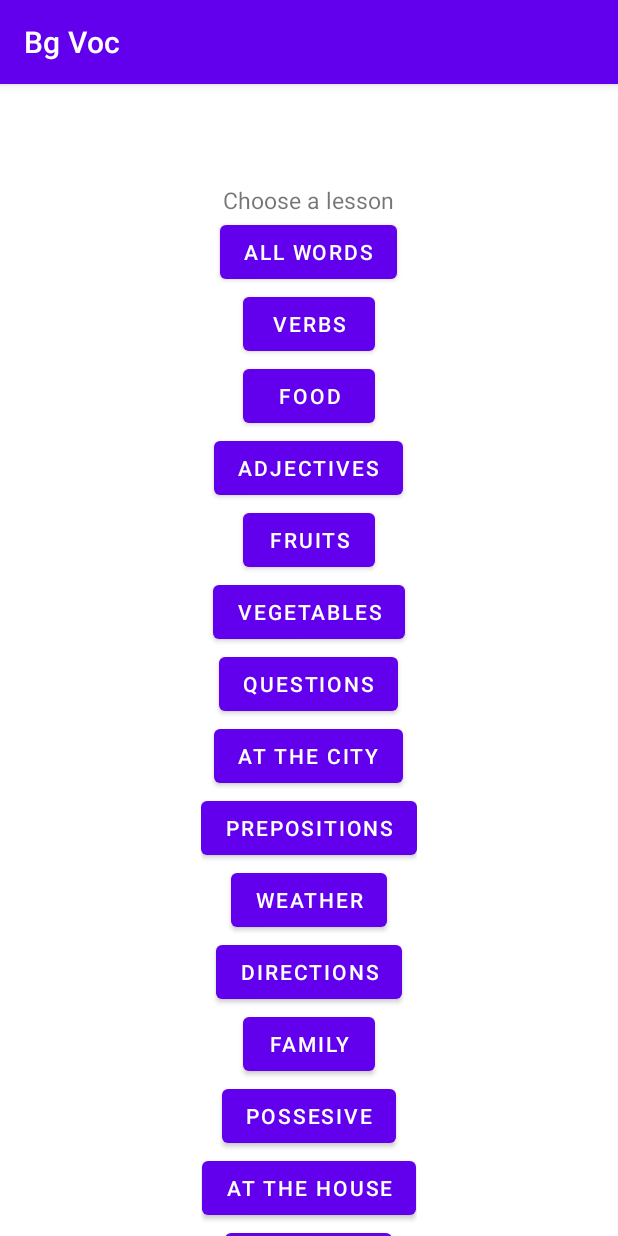
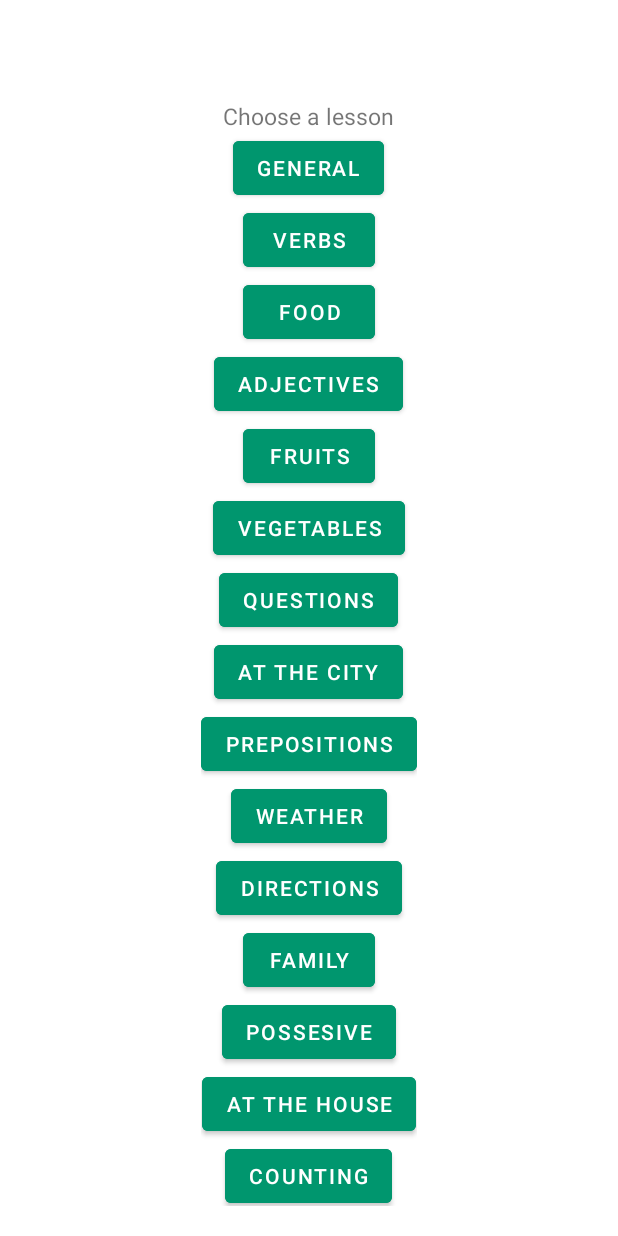
Before and after one commit to guyly10/Bg_Voc, an Android app: the screen it shows after launch (MainActivity), on a phone screen of 412 x 824 dp. Run offline under Robolectric (Android 15) with nearby library versions, the phone set to English and light mode, and no system bars.

Commit message:
Changing app colors and adding transition animations between activities

```diff
--- a/app/src/main/AndroidManifest.xml
+++ b/app/src/main/AndroidManifest.xml
@@ -10,7 +10,7 @@
         android:roundIcon="@mipmap/ic_launcher_round"
         android:supportsRtl="true"
         android:theme="@style/Theme.BgVoc">
-        <activity android:name=".TrainingScreen"></activity>
+        <activity android:name=".TrainingScreen" />
         <activity android:name=".AddWordToCsv" />
         <activity android:name=".MainActivity">
             <intent-filter>
--- a/app/src/main/java/com/example/bgvoc/MainActivity.java
+++ b/app/src/main/java/com/example/bgvoc/MainActivity.java
@@ -29,7 +29,7 @@ public class MainActivity extends AppCompatActivity {
     protected void onCreate(Bundle savedInstanceState) {
         super.onCreate(savedInstanceState);
         setContentView(R.layout.activity_main);
-        //getSupportActionBar().hide();
+        getSupportActionBar().hide();
         initiateVerbsSound();
     }
 
@@ -47,7 +47,8 @@ public class MainActivity extends AppCompatActivity {
         Bundle bundle = new Bundle();
         bundle.putString("selectedTraining", selectedButton);
         intent.putExtras(bundle);
-        startActivity(intent, ActivityOptions.makeSceneTransitionAnimation(this).toBundle());
+        startActivity(intent);
+        overridePendingTransition(R.anim.slide_in_right, R.anim.slide_out_left);
     }
 
     /*@Override
--- a/app/src/main/java/com/example/bgvoc/TrainingScreen.java
+++ b/app/src/main/java/com/example/bgvoc/TrainingScreen.java
@@ -36,6 +36,7 @@ public class TrainingScreen extends AppCompatActivity {
     protected void onCreate(Bundle savedInstanceState) {
         super.onCreate(savedInstanceState);
         setContentView(R.layout.activity_training_screen);
+        getSupportActionBar().hide();
         wordToTranslate = findViewById(R.id.wordToTranslate);
         userInput = findViewById(R.id.userInput);
         wrongAnswer = findViewById(R.id.wrongAnswer);
@@ -153,4 +154,10 @@ public class TrainingScreen extends AppCompatActivity {
         answer.setVisibility(View.INVISIBLE);
         Toast.makeText(this, "User words loaded", Toast.LENGTH_SHORT).show();
     }
+
+    @Override
+    public void finish() {
+        super.finish();
+        overridePendingTransition(R.anim.slide_in_left, R.anim.slide_out_right);
+    }
 }
--- a/app/src/main/res/layout/activity_main.xml
+++ b/app/src/main/res/layout/activity_main.xml
@@ -18,7 +18,8 @@
 
     <androidx.core.widget.NestedScrollView
         android:layout_width="match_parent"
-        android:layout_height="wrap_content">
+        android:layout_height="wrap_content"
+        android:layout_marginBottom="20dp">
         <LinearLayout
             android:layout_width="wrap_content"
             android:layout_height="wrap_content"
@@ -30,9 +31,10 @@
                 android:layout_width="wrap_content"
                 android:layout_height="wrap_content"
                 android:layout_gravity="center_horizontal"
-                android:text="All words"
+                android:text="General"
                 android:onClick="setTrainingAccordingToSelection"
-                android:transitionName="noun"/>
+                android:transitionName="noun"
+                android:backgroundTint="@color/green"/>
 
             <Button
                 android:id="@+id/verbButton"
@@ -41,7 +43,8 @@
                 android:layout_gravity="center_horizontal"
                 android:text="Verbs"
                 android:onClick="setTrainingAccordingToSelection"
-                android:transitionName="verb"/>
+                android:transitionName="verb"
+                android:backgroundTint="@color/green"/>
 
             <Button
                 android:id="@+id/foodButton"
@@ -50,7 +53,8 @@
                 android:layout_gravity="center_horizontal"
                 android:text="Food"
                 android:onClick="setTrainingAccordingToSelection"
-                android:transitionName="food"/>
+                android:transitionName="food"
+                android:backgroundTint="@color/green"/>
 
             <Button
                 android:id="@+id/adjectiveButton"
@@ -59,7 +63,8 @@
                 android:layout_gravity="center_horizontal"
                 android:text="Adjectives"
                 android:onClick="setTrainingAccordingToSelection"
-                android:transitionName="adjective"/>
+                android:transitionName="adjective"
+                android:backgroundTint="@color/green"/>
 
             <Button
                 android:id="@+id/fruitsButton"
@@ -68,7 +73,8 @@
                 android:layout_gravity="center_horizontal"
                 android:text="Fruits"
                 android:onClick="setTrainingAccordingToSelection"
-                android:transitionName="fruits"/>
+                android:transitionName="fruits"
+                android:backgroundTint="@color/green"/>
 
             <Button
                 android:id="@+id/vegetablesButton"
@@ -77,7 +83,8 @@
                 android:layout_gravity="center_horizontal"
                 android:text="Vegetables"
                 android:onClick="setTrainingAccordingToSelection"
-                android:transitionName="vegetables"/>
+                android:transitionName="vegetables"
+                android:backgroundTint="@color/green"/>
 
             <Button
                 android:id="@+id/questionsButton"
@@ -86,7 +93,8 @@
                 android:layout_gravity="center_horizontal"
                 android:text="Questions"
                 android:onClick="setTrainingAccordingToSelection"
-                android:transitionName="questions"/>
+                android:transitionName="questions"
+                android:backgroundTint="@color/green"/>
 
             <Button
                 android:id="@+id/cityButton"
@@ -95,7 +103,8 @@
                 android:layout_gravity="center_horizontal"
                 android:text="At the City"
                 android:onClick="setTrainingAccordingToSelection"
-                android:transitionName="city"/>
+                android:transitionName="city"
+                android:backgroundTint="@color/green"/>
 
             <Button
                 android:id="@+id/prepositionButton"
@@ -104,7 +113,8 @@
                 android:layout_gravity="center_horizontal"
                 android:text="Prepositions"
                 android:onClick="setTrainingAccordingToSelection"
-                android:transitionName="preposition"/>
+                android:transitionName="preposition"
+                android:backgroundTint="@color/green"/>
 
             <Button
                 android:id="@+id/weatherButton"
@@ -113,7 +123,8 @@
                 android:layout_gravity="center_horizontal"
                 android:text="Weather"
                 android:onClick="setTrainingAccordingToSelection"
-                android:transitionName="weather"/>
+                android:transitionName="weather"
+                android:backgroundTint="@color/green"/>
 
             <Button
                 android:id="@+id/directionsButton"
@@ -122,7 +133,8 @@
                 android:layout_gravity="center_horizontal"
                 android:text="Directions"
                 android:onClick="setTrainingAccordingToSelection"
-                android:transitionName="directions"/>
+                android:transitionName="directions"
+                android:backgroundTint="@color/green"/>
 
             <Button
                 android:id="@+id/familyButton"
@@ -131,7 +143,8 @@
                 android:layout_gravity="center_horizontal"
                 android:text="Family"
                 android:onClick="setTrainingAccordingToSelection"
-                android:transitionName="family"/>
+                android:transitionName="family"
+                android:backgroundTint="@color/green"/>
 
             <Button
                 android:id="@+id/possessiveButton"
@@ -140,7 +153,8 @@
                 android:layout_gravity="center_horizontal"
                 android:text="Possesive"
                 android:onClick="setTrainingAccordingToSelection"
-                android:transitionName="possessive"/>
+                android:transitionName="possessive"
+                android:backgroundTint="@color/green"/>
 
             <Button
                 android:id="@+id/houseButton"
@@ -149,7 +163,8 @@
                 android:layout_gravity="center_horizontal"
                 android:text="At the house"
                 android:onClick="setTrainingAccordingToSelection"
-                android:transitionName="house"/>
+                android:transitionName="house"
+                android:backgroundTint="@color/green"/>
 
             <Button
                 android:id="@+id/countingButton"
@@ -158,7 +173,8 @@
                 android:layout_gravity="center_horizontal"
                 android:text="Counting"
                 android:onClick="setTrainingAccordingToSelection"
-                android:transitionName="counting"/>
+                android:transitionName="counting"
+                android:backgroundTint="@color/green"/>
 
             <Button
                 android:id="@+id/silverwareButton"
@@ -167,7 +183,8 @@
                 android:layout_gravity="center_horizontal"
                 android:text="Silverware"
                 android:onClick="setTrainingAccordingToSelection"
-                android:transitionName="silverware"/>
+                android:transitionName="silverware"
+                android:backgroundTint="@color/green"/>
 
             <Button
                 android:id="@+id/daysButton"
@@ -176,7 +193,8 @@
                 android:layout_gravity="center_horizontal"
                 android:text="Days"
                 android:onClick="setTrainingAccordingToSelection"
-                android:transitionName="days"/>
+                android:transitionName="days"
+                android:backgroundTint="@color/green"/>
 
             <Button
                 android:id="@+id/clockButton"
@@ -185,7 +203,8 @@
                 android:layout_gravity="center_horizontal"
                 android:text="Clock"
                 android:onClick="setTrainingAccordingToSelection"
-                android:transitionName="clock"/>
+                android:transitionName="clock"
+                android:backgroundTint="@color/green"/>
 
             <Button
                 android:id="@+id/colorsButton"
@@ -194,7 +213,8 @@
                 android:layout_gravity="center_horizontal"
                 android:text="Colors"
                 android:onClick="setTrainingAccordingToSelection"
-                android:transitionName="colors"/>
+                android:transitionName="colors"
+                android:backgroundTint="@color/green"/>
 
             <Button
                 android:id="@+id/clothesButton"
@@ -203,7 +223,8 @@
                 android:layout_gravity="center_horizontal"
                 android:text="Clothes"
                 android:onClick="setTrainingAccordingToSelection"
-                android:transitionName="clothes"/>
+                android:transitionName="clothes"
+                android:backgroundTint="@color/green"/>
 
             <Button
                 android:id="@+id/bodyButton"
@@ -212,7 +233,8 @@
                 android:layout_gravity="center_horizontal"
                 android:text="Body parts"
                 android:onClick="setTrainingAccordingToSelection"
-                android:transitionName="body"/>
+                android:transitionName="body"
+                android:backgroundTint="@color/green"/>
 
         </LinearLayout>
     </androidx.core.widget.NestedScrollView>
--- a/app/src/main/res/layout/activity_training_screen.xml
+++ b/app/src/main/res/layout/activity_training_screen.xml
@@ -21,7 +21,8 @@
         android:text="Show Answer"
         android:layout_gravity="center_horizontal"
         android:layout_marginTop="80px"
-        android:onClick="ShowAnswerClicked"/>
+        android:onClick="ShowAnswerClicked"
+        android:backgroundTint="@color/green"/>
 
     <TextView
         android:id="@+id/answer"
@@ -67,6 +68,7 @@
         android:layout_gravity="center_horizontal"
         android:onClick="NextWordClicked"
         android:text="Next Word"
-        android:layout_marginTop="20px"/>
+        android:layout_marginTop="20px"
+        android:backgroundTint="@color/green"/>
 
 </LinearLayout>
--- a/app/src/main/res/values/colors.xml
+++ b/app/src/main/res/values/colors.xml
@@ -7,4 +7,6 @@
     <color name="teal_700">#FF018786</color>
     <color name="black">#FF000000</color>
     <color name="white">#FFFFFFFF</color>
+    <color name="green">#00966E</color>
+    <color name="red">#D62612</color>
 </resources>
--- a/app/src/main/res/values/themes.xml
+++ b/app/src/main/res/values/themes.xml
@@ -2,8 +2,8 @@
     <!-- Base application theme. -->
     <style name="Theme.BgVoc" parent="Theme.MaterialComponents.DayNight.DarkActionBar">
         <!-- Primary brand color. -->
-        <item name="colorPrimary">@color/purple_500</item>
-        <item name="colorPrimaryVariant">@color/purple_700</item>
+        <item name="colorPrimary">@color/red</item>
+        <item name="colorPrimaryVariant">@color/red</item>
         <item name="colorOnPrimary">@color/white</item>
         <!-- Secondary brand color. -->
         <item name="colorSecondary">@color/teal_200</item>
```
Also changed, not shown: app/src/main/res/anim/slide_in_left.xml (added, +7 -0 lines), app/src/main/res/anim/slide_in_right.xml (added, +7 -0 lines), app/src/main/res/anim/slide_out_left.xml (added, +7 -0 lines), app/src/main/res/anim/slide_out_right.xml (added, +7 -0 lines).
